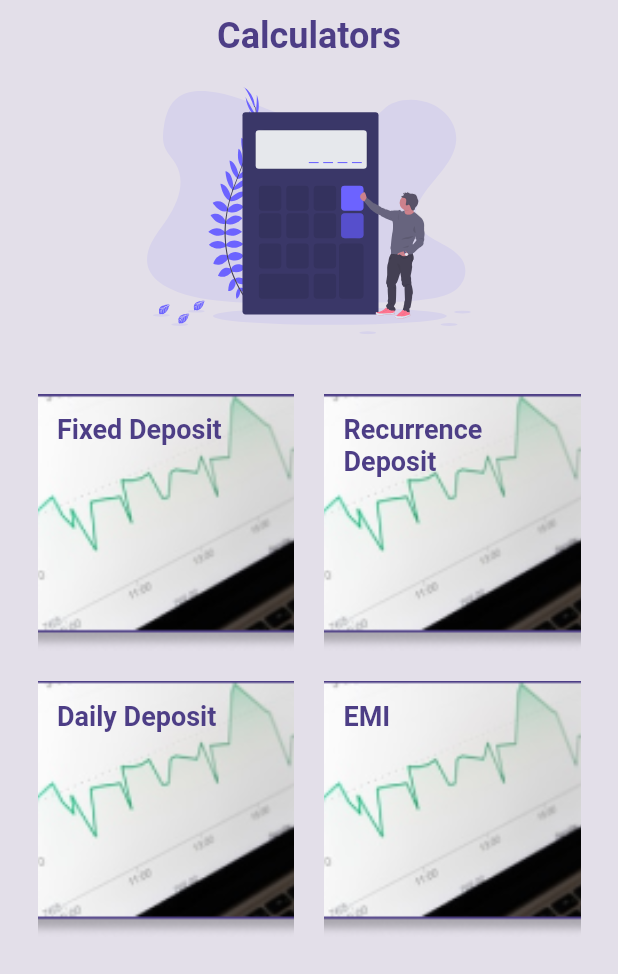
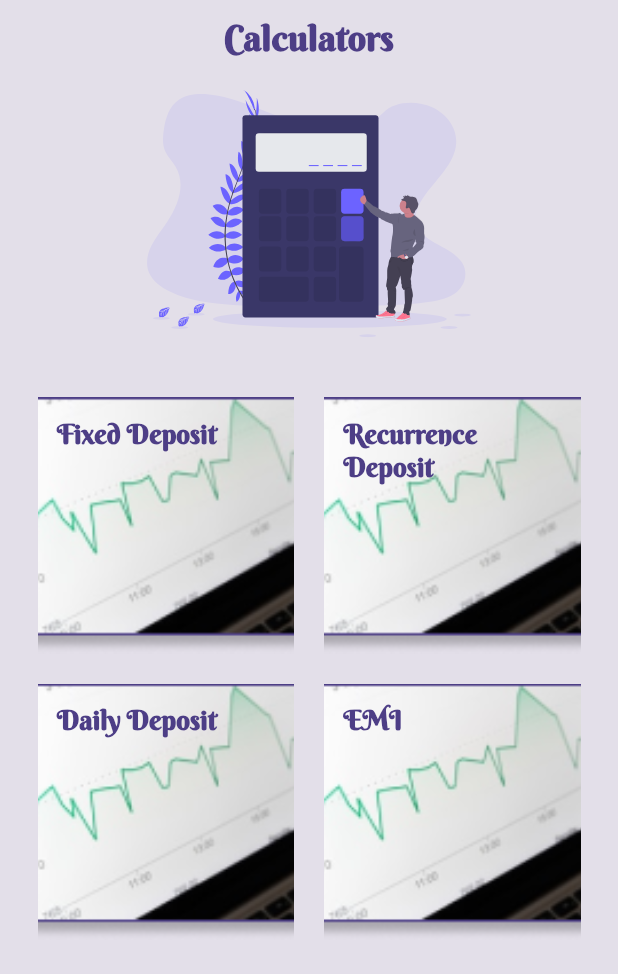
Before and after one commit to adepusai123/finance_calculators, a Flutter app: the screen it shows after launch, on a phone screen of 412 x 824 dp. Shown: the top 974 px of the screen. Run offline on Flutter 3.47's test engine with Material 2 defaults, Android fonts, the phone set to English and light mode, and no system bars; our stand-ins replace charts_flutter, flutter_svg.

Commit message:
font family added

```diff
--- a/lib/main.dart
+++ b/lib/main.dart
@@ -13,6 +13,7 @@ class MyApp extends StatelessWidget {
       title: 'Finance Calculator',
       debugShowCheckedModeBanner: false,
       theme: ThemeData(
+        fontFamily: 'BerkshireSwash-Regular',
         primarySwatch: Colors.blue,
         visualDensity: VisualDensity.adaptivePlatformDensity,
       ),
```
Also changed, not shown: pubspec.yaml (+5 -5 lines), assets/fonts/BerkshireSwash-Regular.ttf (added).
